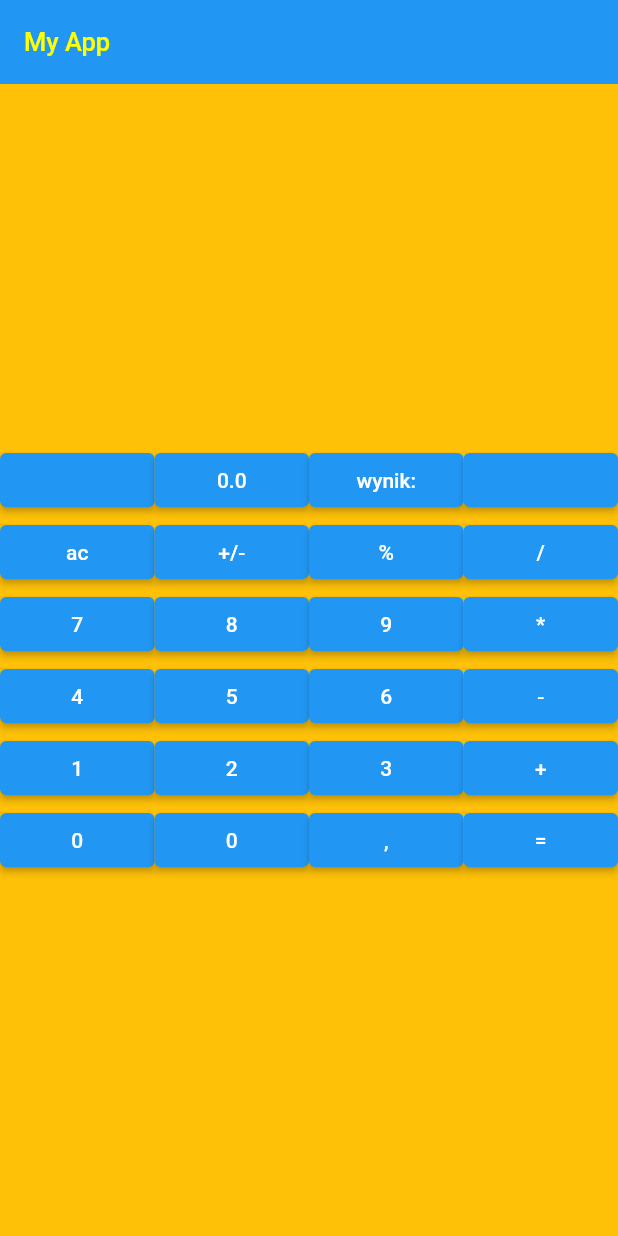
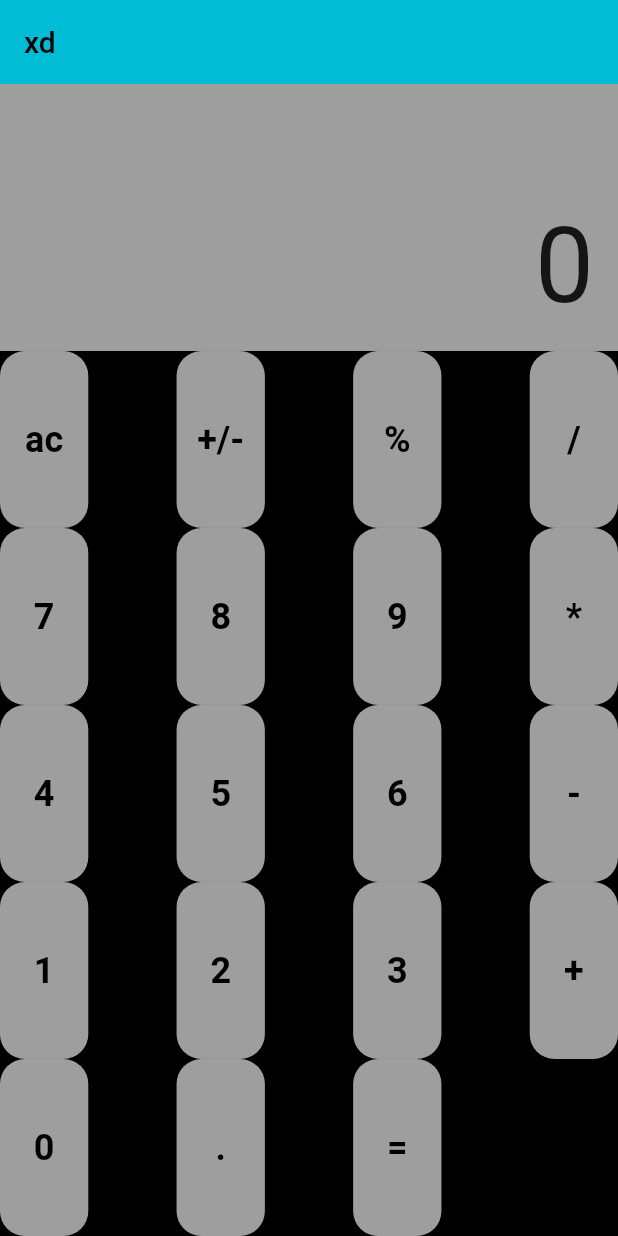
Before and after one commit to piwonski12/calc_flutter, a Flutter app: the screen it shows after launch, on a phone screen of 412 x 824 dp. Run offline on Flutter 3.47's test engine with Material 2 defaults, Android fonts, the phone set to English and light mode, and no system bars; Roboto replaces fonts that are missing (Arial).

Commit message:
v.1.0.0.0.0.0.1 :))))

```diff
--- a/lib/main.dart
+++ b/lib/main.dart
@@ -1,4 +1,6 @@
 import 'package:flutter/material.dart';
+import 'package:untitled/theme.dart';
+
 
 void main() {
   runApp(MyApp());
@@ -22,85 +24,126 @@ class _MyAppState extends State<MyApp> {
   Widget build(BuildContext context) {
     String text1 = "Hello World 222";
     return MaterialApp(
+      theme: ThemeData(
+        primarySwatch: Colors.cyan,
+        scaffoldBackgroundColor: Colors.teal,
+      ),
         title: 'My App',
         home: Scaffold(
             appBar: AppBar(
               elevation: 0.0,
-          title: const Text('My App',
-          style:TextStyle(
-            fontFamily: 'Arial',
-            fontSize: 17.0,
-            color: Colors.yellowAccent) ,),
+              title: const Text('xd',
                 ),
-        body:
+            ),
+            body: Column(
+              children: [
+                Expanded(
+                  child: Container(
+                    color: Colors.grey,
+                    alignment: Alignment.bottomRight,
+                    padding: EdgeInsets.all(16.0),
+                    child: Text(
+                      strnum.isEmpty ? '0' : strnum,
+                      style: TextStyle(fontSize: 70.0),
+                    ),
+                  ),
+                ),
                 Container(
                     width: double.infinity,
-          color: Colors.amber,
+                    color: Colors.black,
                     alignment: Alignment.center,
-          child: Table(
+                    child: Table( //ad. do dodania puste table row zeby odstepy byly i ogarniecie tych sizedboxow i stylowania i innych rzeczy, ktore nie dzialaja
                         children: [
             TableRow(
               children: [
-                  ElevatedButton(onPressed: () {}, child: Text('')),
-                  ElevatedButton(onPressed: () {}, child: Text('$num')),
-                  ElevatedButton(onPressed: () {}, child: Text('wynik:')),
-                  ElevatedButton(onPressed: () {}, child: Text(strnum)), //res
+                ElevatedButton(onPressed: reset, child: Text('ac'), style: AppStyles.operationButtonStyle,),
+                SizedBox(width: 1,),
+                ElevatedButton(onPressed: tggl_sign, child: Text('+/-'), style: AppStyles.operationButtonStyle,),
+                SizedBox(width: 1,),
+                ElevatedButton(onPressed: () => set_oper('%'), child: Text('%'), style: AppStyles.operationButtonStyle,),
+                SizedBox(width: 1,),
+                ElevatedButton(onPressed: () => set_oper('/'), child: Text('/'), style: AppStyles.operationButtonStyle,),
               ],
             ),
             TableRow(
               children: [
-                  ElevatedButton(onPressed: reset, child: Text('ac')),
-                  ElevatedButton(onPressed: tggl_sign, child: Text('+/-')),
-                  ElevatedButton(onPressed: () => set_oper('%'), child: Text('%')),
-                  ElevatedButton(onPressed: () => set_oper('/'), child: Text('/')),
+                ElevatedButton(onPressed: () => func(7), child: Text('7'), style: AppStyles.operationButtonStyle,),
+                SizedBox(width: 1,),
+                ElevatedButton(onPressed: () => func(8), child: Text('8'), style: AppStyles.operationButtonStyle,),
+                SizedBox(width: 1,),
+                ElevatedButton(onPressed: () => func(9), child: Text('9'), style: AppStyles.operationButtonStyle,),
+                SizedBox(width: 1,),
+                ElevatedButton(onPressed: () => set_oper('*'), child: Text('*'), style: AppStyles.operationButtonStyle,),
               ],
             ),
             TableRow(
                 children: [
-                  ElevatedButton(onPressed: () => func(7), child: Text('7')),
-                  ElevatedButton(onPressed: () => func(8), child: Text('8')),
-                  ElevatedButton(onPressed: () => func(9), child: Text('9')),
-                  ElevatedButton(onPressed: () => set_oper('*'), child: Text('*')),
+                  ElevatedButton(onPressed: () => func(4), child: Text('4'), style: AppStyles.operationButtonStyle,),
+                  SizedBox(width: 1,),
+                  ElevatedButton(onPressed: () => func(5), child: Text('5'), style: AppStyles.operationButtonStyle,),
+                  SizedBox(width: 1,),
+                  ElevatedButton(onPressed: () => func(6), child: Text('6'), style: AppStyles.operationButtonStyle,),
+                  SizedBox(width: 1,),
+                  ElevatedButton(onPressed: () => set_oper('-'), child: Text('-'), style: AppStyles.operationButtonStyle,),
                 ],
             ),
                           TableRow(
                             children: [
-                  ElevatedButton(onPressed: () => func(4), child: Text('4')),
-                  ElevatedButton(onPressed: () => func(5), child: Text('5')),
-                  ElevatedButton(onPressed: () => func(6), child: Text('6')),
-                  ElevatedButton(onPressed: () => set_oper('-'), child: Text('-')),
+                              ElevatedButton(onPressed: () => func(1), child: Text('1'), style: AppStyles.operationButtonStyle,),
+                              SizedBox(width: 1,),
+                              ElevatedButton(onPressed: () => func(2), child: Text('2'), style: AppStyles.operationButtonStyle,),
+                              SizedBox(width: 1,),
+                              ElevatedButton(onPressed: () => func(3), child: Text('3'), style: AppStyles.operationButtonStyle,),
+                              SizedBox(width: 1,),
+                              ElevatedButton(onPressed: () => set_oper('+'), child: Text('+'), style: AppStyles.operationButtonStyle,),
                             ],
                           ),
                           TableRow(
                             children: [
-                  ElevatedButton(onPressed: () => func(1), child: Text('1')),
-                  ElevatedButton(onPressed: () => func(2), child: Text('2')),
-                  ElevatedButton(onPressed: () => func(3), child: Text('3')),
-                  ElevatedButton(onPressed: () => set_oper('+'), child: Text('+')),
-                ],
-              ),
-              TableRow(
-                children: [
-                  ElevatedButton(onPressed: () => func(0), child: Text('0')),
-                  ElevatedButton(onPressed: () {}, child: Text('0')),
-                  ElevatedButton(onPressed: comma , child: Text(',')),
-                  ElevatedButton(onPressed: show_res, child: Text('=')),
+                              ElevatedButton(onPressed: () => func(0), child: Text('0'), style: AppStyles.operationButtonStyle,),
+                              SizedBox(width: 0.4,),
+                              ElevatedButton(onPressed: () => func_decimal(), child: Text('.'), style: AppStyles.operationButtonStyle,),
+                              SizedBox(width: 0.4,),
+                              ElevatedButton(onPressed: calculate, child: Text('='), style: AppStyles.operationButtonStyle,),
+                              SizedBox(width: 0.4,),
+                              Text('xd'),
                             ],
                           ),
                         ],
                     ),
-        )
+                ),
+              ],
+            ),
         ),
     );
+
   }
 
-  void func(int input){
+  void func(int n) {
     setState(() {
-      strnum += input.toString();
+      strnum += n.toString();
     });
   }
 
-  void set_oper(String op){
+  void func_decimal() {
+    setState(() {
+      if (!strnum.contains(".")) {
+        strnum += ".";
+      }
+    });
+  }
+
+  void tggl_sign() {
+    setState(() {
+      if (strnum.startsWith("-")) {
+        strnum = strnum.substring(1);
+      } else {
+        strnum = "-" + strnum;
+      }
+    });
+  }
+
+  void set_oper(String op) {
     setState(() {
       oper = op;
       num = double.parse(strnum);
@@ -108,81 +151,30 @@ class _MyAppState extends State<MyApp> {
     });
   }
 
-  void comma(){
-    if(!strnum.contains('.')){
+  void calculate() {
     setState(() {
-        strnum += ".";
+      double second_num = double.parse(strnum);
+      if (oper == "+") {
+        res = num + second_num;
+      } else if (oper == "-") {
+        res = num - second_num;
+      } else if (oper == "*") {
+        res = num * second_num;
+      } else if (oper == "/") {
+        res = num / second_num;
+      } else if (oper == "%") {
+        res = num % second_num;
+      }
+      strnum = res.toString();
+    });
+  }
+
+  void reset() {
+    setState(() {
+      num = 0;
+      strnum = "";
+      oper = "";
+      res = 0;
     });
   }
 }
-
-  void reset(){
-    setState(() {
-      strnum ="";
-      num = 0;
-      res = 0;
-      oper = "";
-    });
-  }
-
-  void tggl_sign(){
-    setState(() {
-      if (strnum.startsWith("-")){
-        strnum = strnum.substring(1);
-      }
-      else  {
-        strnum = "-" + strnum;
-      }
-    });
-  }
-
-  void show_res() {
-    setState(() {
-      double newNum = double.parse(strnum);
-      switch(oper){
-        case "+":
-          res = num + newNum;
-          break;
-        case "-":
-          res = num - newNum;
-          break;
-        case"*":
-          res = num * newNum;
-          break;
-        case"/":
-          res = num / newNum;
-          break;
-        case"%":
-          res = (num*0.01) * newNum;
-          break;
-      }
-      strnum = res.toString();
-      oper = "";
-    });
-  }
-}
-
-
-
-
-//class TextWidget extends StatelessWidget {
-  //const TextWidget({
-    //super.key,
-    //required this.text1,
-    //required this.numebrr,
-  //});
-
-  //final String text1;
-  //final int numebrr;
-
-  //@override
-  //Widget build(BuildContext context) {
-    //return GestureDetector(
-      //onTap: (){print(text1);},
-      //child: Text(
-        //'$numebrr',
-        //style:const TextStyle(fontSize: 24),
-      //),
-    //);
-  //}
-//}
--- /dev/null
+++ b/lib/theme.dart
@@ -0,0 +1,30 @@
+import 'package:flutter/material.dart';
+
+class AppStyles {
+  static final TextStyle buttonTextStyle = TextStyle(
+    fontSize: 24,
+    fontWeight: FontWeight.bold,
+    color: Colors.white,
+  );
+
+  static final ButtonStyle numberButtonStyle = ElevatedButton.styleFrom(
+    primary: Colors.grey[300],
+    onPrimary: Colors.black,
+    padding: EdgeInsets.symmetric(vertical: 16),
+    textStyle: buttonTextStyle,
+    shape: RoundedRectangleBorder(
+      borderRadius: BorderRadius.circular(16),
+    ),
+  );
+
+  static final ButtonStyle operationButtonStyle = ElevatedButton.styleFrom(
+    primary: Colors.grey,
+    onPrimary: Colors.black,
+    padding: EdgeInsets.symmetric(vertical: 45),
+    textStyle: buttonTextStyle,
+    shape: RoundedRectangleBorder(
+      borderRadius: BorderRadius.circular(16.5),
+    ),
+  );
+
+}
```
Lines whose indentation alone changed are shown as unchanged.
